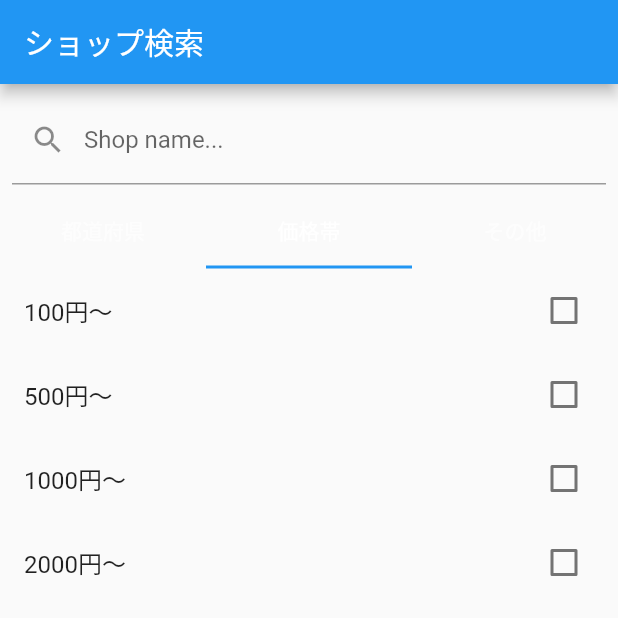
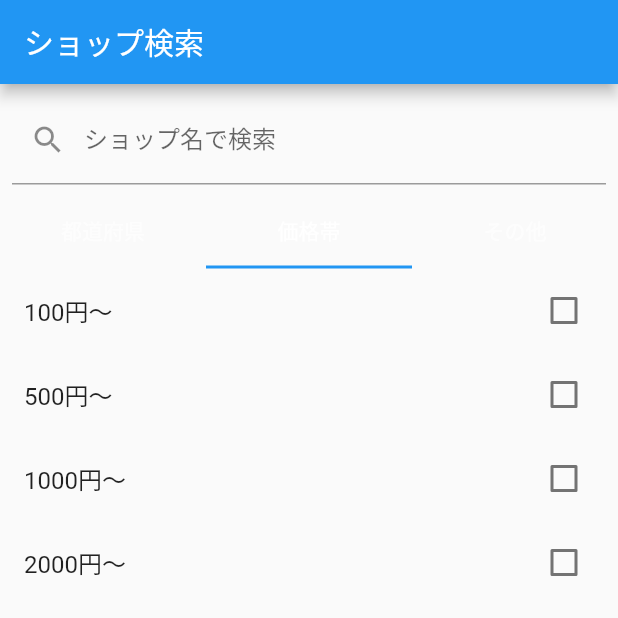
Before and after one commit to YutaTomatsu/furugi, a Flutter app: the SearchShopWidget screen opened by its route, tab 2 chosen, on a phone screen of 412 x 824 dp, the top half of it. Run offline on Flutter 3.47's test engine with Material 3 defaults, Android fonts, the phone set to English and light mode, and no system bars; our stand-ins replace auto_size_text, cached_network_image, cloud_firestore, cloud_functions, dropdown_button2, equatable and 24 more; missing offline and left inert: firebase_app_check, flutter_google_places, flutter_stripe, flutterflow_colorpicker, google_api_headers, google_maps_webservice and 2 more; accounts and stored records are empty; network calls fail; statements that could not run were skipped.

Commit message:
ラベルテキスト変更

```diff
--- a/lib/pages/top/search_shop/search_shop_widget.dart
+++ b/lib/pages/top/search_shop/search_shop_widget.dart
@@ -109,7 +109,7 @@ class _SearchShopWidgetState extends State<SearchShopWidget>
               controller: _model.searchBarTextController,
               focusNode: _model.searchBarFocusNode,
               decoration: const InputDecoration(
-                labelText: 'Shop name...',
+                labelText: 'ショップ名で検索',
                 prefixIcon: Icon(Icons.search),
               ),
               onChanged: (_) => _recalculateHitCount(),
```
